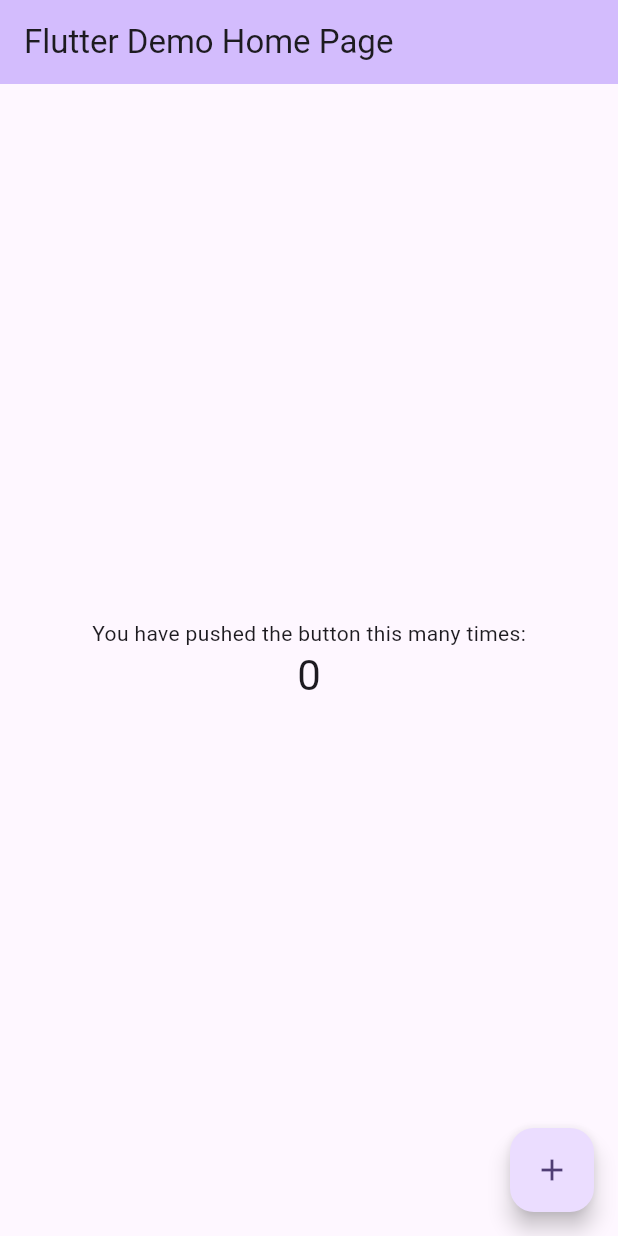
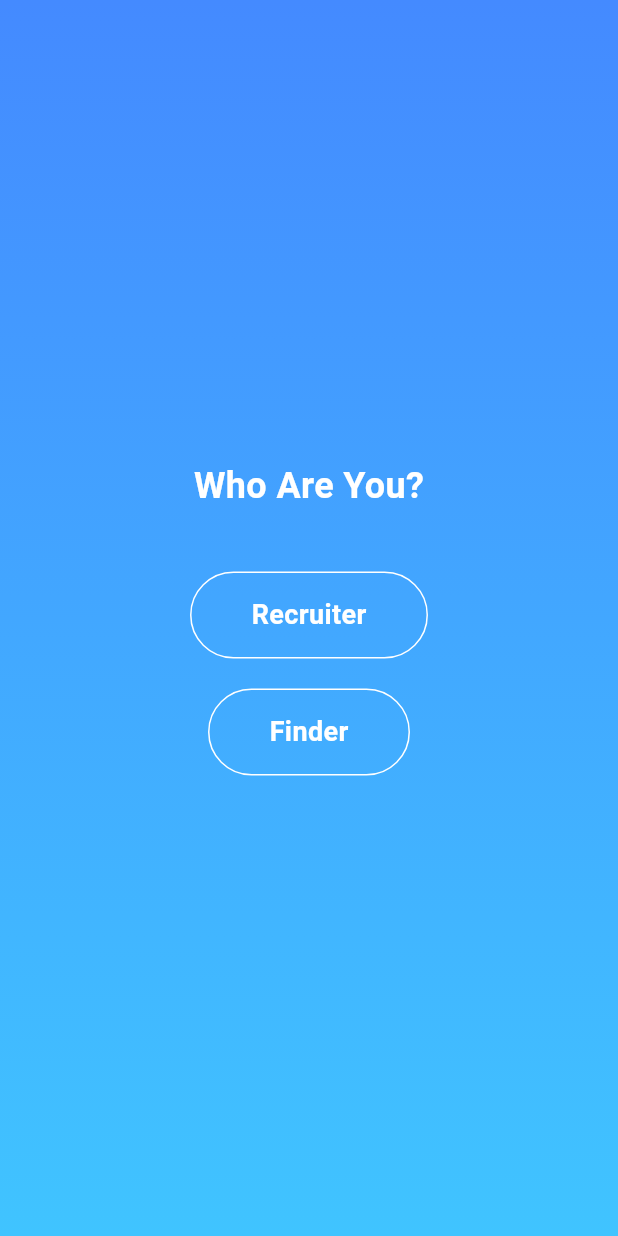
Before and after one commit to Shashank01-26/job_lister, a Flutter app: the screen it shows after launch, on a phone screen of 412 x 824 dp. Run offline on Flutter 3.47's test engine with Material 3 defaults, Android fonts, the light colour scheme and no system bars.

Commit message:
UI screens added

```diff
--- a/lib/main.dart
+++ b/lib/main.dart
@@ -1,125 +1,15 @@
 import 'package:flutter/material.dart';
+import 'package:job_lister/screens/splash_screen.dart';
 
 void main() {
-  runApp(const MyApp());
+  runApp(JobFinderApp());
 }
 
-class MyApp extends StatelessWidget {
-  const MyApp({super.key});
-
-  // This widget is the root of your application.
+class JobFinderApp extends StatelessWidget {
   @override
   Widget build(BuildContext context) {
     return MaterialApp(
-      title: 'Flutter Demo',
-      theme: ThemeData(
-        // This is the theme of your application.
-        //
-        // TRY THIS: Try running your application with "flutter run". You'll see
-        // the application has a purple toolbar. Then, without quitting the app,
-        // try changing the seedColor in the colorScheme below to Colors.green
-        // and then invoke "hot reload" (save your changes or press the "hot
-        // reload" button in a Flutter-supported IDE, or press "r" if you used
-        // the command line to start the app).
-        //
-        // Notice that the counter didn't reset back to zero; the application
-        // state is not lost during the reload. To reset the state, use hot
-        // restart instead.
-        //
-        // This works for code too, not just values: Most code changes can be
-        // tested with just a hot reload.
-        colorScheme: ColorScheme.fromSeed(seedColor: Colors.deepPurple),
-        useMaterial3: true,
-      ),
-      home: const MyHomePage(title: 'Flutter Demo Home Page'),
+      home: SplashScreen(),
     );
   }
 }
-
-class MyHomePage extends StatefulWidget {
-  const MyHomePage({super.key, required this.title});
-
-  // This widget is the home page of your application. It is stateful, meaning
-  // that it has a State object (defined below) that contains fields that affect
-  // how it looks.
-
-  // This class is the configuration for the state. It holds the values (in this
-  // case the title) provided by the parent (in this case the App widget) and
-  // used by the build method of the State. Fields in a Widget subclass are
-  // always marked "final".
-
-  final String title;
-
-  @override
-  State<MyHomePage> createState() => _MyHomePageState();
-}
-
-class _MyHomePageState extends State<MyHomePage> {
-  int _counter = 0;
-
-  void _incrementCounter() {
-    setState(() {
-      // This call to setState tells the Flutter framework that something has
-      // changed in this State, which causes it to rerun the build method below
-      // so that the display can reflect the updated values. If we changed
-      // _counter without calling setState(), then the build method would not be
-      // called again, and so nothing would appear to happen.
-      _counter++;
-    });
-  }
-
-  @override
-  Widget build(BuildContext context) {
-    // This method is rerun every time setState is called, for instance as done
-    // by the _incrementCounter method above.
-    //
-    // The Flutter framework has been optimized to make rerunning build methods
-    // fast, so that you can just rebuild anything that needs updating rather
-    // than having to individually change instances of widgets.
-    return Scaffold(
-      appBar: AppBar(
-        // TRY THIS: Try changing the color here to a specific color (to
-        // Colors.amber, perhaps?) and trigger a hot reload to see the AppBar
-        // change color while the other colors stay the same.
-        backgroundColor: Theme.of(context).colorScheme.inversePrimary,
-        // Here we take the value from the MyHomePage object that was created by
-        // the App.build method, and use it to set our appbar title.
-        title: Text(widget.title),
-      ),
-      body: Center(
-        // Center is a layout widget. It takes a single child and positions it
-        // in the middle of the parent.
-        child: Column(
-          // Column is also a layout widget. It takes a list of children and
-          // arranges them vertically. By default, it sizes itself to fit its
-          // children horizontally, and tries to be as tall as its parent.
-          //
-          // Column has various properties to control how it sizes itself and
-          // how it positions its children. Here we use mainAxisAlignment to
-          // center the children vertically; the main axis here is the vertical
-          // axis because Columns are vertical (the cross axis would be
-          // horizontal).
-          //
-          // TRY THIS: Invoke "debug painting" (choose the "Toggle Debug Paint"
-          // action in the IDE, or press "p" in the console), to see the
-          // wireframe for each widget.
-          mainAxisAlignment: MainAxisAlignment.center,
-          children: <Widget>[
-            const Text(
-              'You have pushed the button this many times:',
-            ),
-            Text(
-              '$_counter',
-              style: Theme.of(context).textTheme.headlineMedium,
-            ),
-          ],
-        ),
-      ),
-      floatingActionButton: FloatingActionButton(
-        onPressed: _incrementCounter,
-        tooltip: 'Increment',
-        child: const Icon(Icons.add),
-      ), // This trailing comma makes auto-formatting nicer for build methods.
-    );
-  }
-}
--- /dev/null
+++ b/lib/screens/welcome_page.dart
@@ -0,0 +1,93 @@
+
+import 'package:flutter/material.dart';
+
+
+class WelcomeScreen extends StatelessWidget {
+  @override
+  Widget build(BuildContext context) {
+    return Scaffold(
+      body: Container(
+        decoration: BoxDecoration(
+          gradient: LinearGradient(
+            begin: Alignment.topCenter,
+            end: Alignment.bottomCenter,
+            colors: [Colors.blueAccent, Colors.lightBlueAccent],
+          ),
+        ),
+        child: Center(
+          child: Column(
+            mainAxisAlignment: MainAxisAlignment.center,
+            children: [
+              Text(
+                'Who Are You?',
+                style: TextStyle(
+                  fontSize: 24,
+                  fontWeight: FontWeight.bold,
+                  color: Colors.white,
+                ),
+              ),
+              SizedBox(height: 40),
+              AnimatedButton(
+                key: UniqueKey(),
+                text: 'Recruiter',
+                onPressed: () {
+                  // Add navigation logic for recruiter
+                },
+              ),
+              SizedBox(height: 20),
+              AnimatedButton(
+                key: UniqueKey(),
+                text: 'Finder',
+                onPressed: () {
+                  // Add navigation logic for finder
+                },
+              ),
+            ],
+          ),
+        ),
+      ),
+    );
+  }
+}
+
+class AnimatedButton extends StatefulWidget {
+  final String text;
+  final VoidCallback onPressed;
+
+  const AnimatedButton({required Key key, required this.text, required this.onPressed}) : super(key: key);
+
+  @override
+  _AnimatedButtonState createState() => _AnimatedButtonState();
+}
+
+class _AnimatedButtonState extends State<AnimatedButton> {
+  bool _isHovered = false;
+
+  @override
+  Widget build(BuildContext context) {
+    return MouseRegion(
+      onEnter: (_) => setState(() => _isHovered = true),
+      onExit: (_) => setState(() => _isHovered = false),
+      child: GestureDetector(
+        onTap: widget.onPressed,
+        child: AnimatedContainer(
+          duration: Duration(milliseconds: 200),
+          padding: EdgeInsets.symmetric(horizontal: 40, vertical: 15),
+          decoration: BoxDecoration(
+            borderRadius: BorderRadius.circular(30),
+            color: _isHovered ? Colors.white : Colors.transparent,
+            border: Border.all(color: Colors.white),
+          ),
+          child: Text(
+            widget.text,
+            style: TextStyle(
+              fontSize: 18,
+              fontWeight: FontWeight.bold,
+              color: _isHovered ? Colors.blueAccent : Colors.white,
+            ),
+          ),
+        ),
+      ),
+    );
+  }
+}
```
Also changed, not shown: lib/screens/splash_screen.dart (added, +49 -0 lines).
